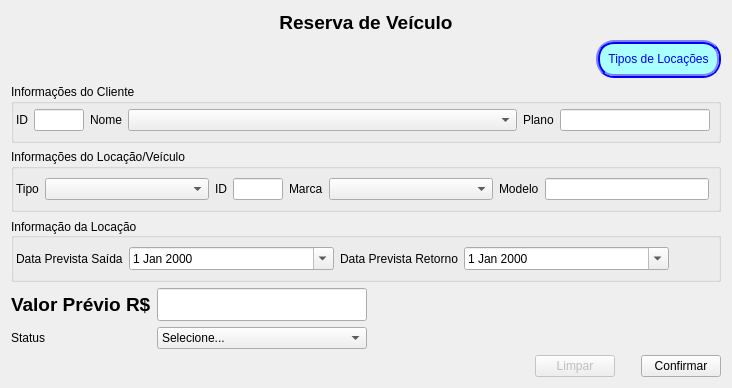
Qt form ui/ui_reserva.ui (adaiasreis/Projeto) before a commit.
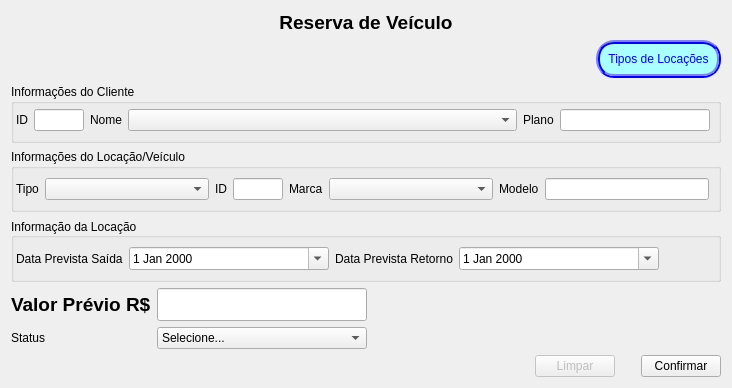
The same form after that commit.

Patch:
```diff
--- a/ui/ui_reserva.ui
+++ b/ui/ui_reserva.ui
@@ -414,7 +414,7 @@
               </property>
               <property name="sizeHint" stdset="0">
                <size>
-                <width>40</width>
+                <width>50</width>
                 <height>20</height>
                </size>
               </property>
```
Left out of the diff: 63 changed lines with no effect on the pictures.
